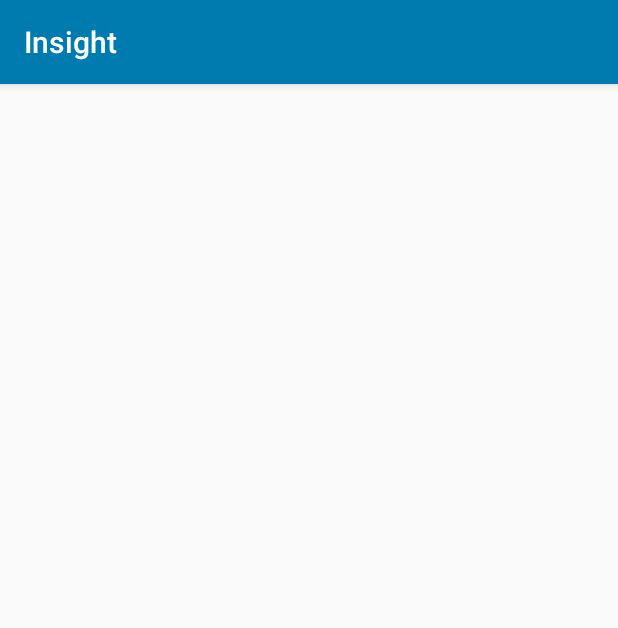
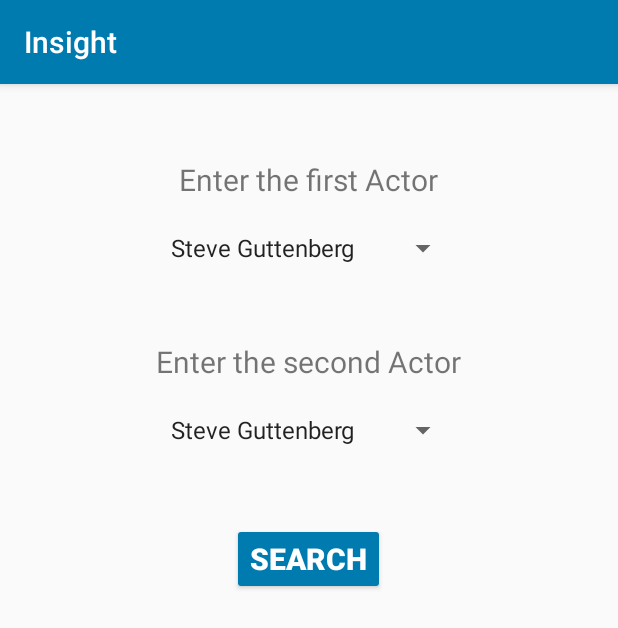
Before and after one commit to KehxStudios/Insight, an Android app: the BreadthFirstSearch screen opened directly, with no data from a screen before it, on a phone screen of 412 x 824 dp. Shown: the top 628 px of the screen. Run offline under Robolectric (Android 15) with nearby library versions, the phone set to English and light mode, and no system bars.

Commit message:
- Allowed SmartRockets to reset if all are finished moving - Fixed LoginActivity to cause a back loop to MainActivity - Added actors list to BreadthFirstSearchActivity - Made BinaryTreeActivity add nodes over time

```diff
--- a/app/src/main/java/com/kehxstudios/insight/breadthFirstSearch/BreadthFirstSearch.java
+++ b/app/src/main/java/com/kehxstudios/insight/breadthFirstSearch/BreadthFirstSearch.java
@@ -1,14 +1,21 @@
 package com.kehxstudios.insight.breadthFirstSearch;
 
+import android.content.Intent;
 import android.os.Bundle;
 import android.support.v7.app.AppCompatActivity;
+import android.view.View;
+import android.widget.ArrayAdapter;
+import android.widget.Button;
+import android.widget.Spinner;
 
 import com.kehxstudios.insight.R;
+import com.kehxstudios.insight.smartRockets.SmartRocketsActivity;
 
 import org.json.JSONArray;
 import org.json.JSONObject;
 
 import java.io.InputStream;
+import java.util.ArrayList;
 
 /**
  * Created by ReidC on 2017-06-12.
@@ -18,11 +25,17 @@ public class BreadthFirstSearch extends AppCompatActivity {
 
     private JSONArray jsonArray;
     private Graph graph;
+    private ArrayList<String> actors;
+
+    private Spinner actor1Spinner, actor2Spinner;
+    private Button searchButton;
 
     @Override
     protected void onCreate(Bundle savedInstanceState) {
         super.onCreate(savedInstanceState);
         setContentView(R.layout.activity_breadth_first_search);
+
+        actors = new ArrayList<>();
 
         loadJsonFile();
         graph = new Graph();
@@ -39,6 +52,7 @@ public class BreadthFirstSearch extends AppCompatActivity {
                     if (actor == null) {
                         actor = new Node(castArray.get(j).toString());
                         graph.addActor(actor);
+                        actors.add(actor.value);
                     }
                     actor.addEdge(movie);
                     movie.addEdge(actor);
@@ -48,10 +62,24 @@ public class BreadthFirstSearch extends AppCompatActivity {
             e.printStackTrace();
         }
 
-        graph.setStart(graph.getActor("Mickey Rourke"));
-        graph.setEnd(graph.getActor("Kevin Bacon"));
+        actor1Spinner = (Spinner) findViewById(R.id.actor1Spinner);
+        actor2Spinner = (Spinner) findViewById(R.id.actor2Spinner);
+        searchButton = (Button) findViewById(R.id.searchButton);
 
-        graph.search();
+        ArrayAdapter<String> adapter = new ArrayAdapter<String>(this,
+                android.R.layout.simple_spinner_item, actors);
+        actor1Spinner.setAdapter(adapter);
+        actor2Spinner.setAdapter(adapter);
+
+
+        searchButton.setOnClickListener(new View.OnClickListener() {
+            public void onClick(View v) {
+                graph.setStart(graph.getActor(actor1Spinner.getSelectedItem().toString()));
+                graph.setEnd(graph.getActor(actor2Spinner.getSelectedItem().toString()));
+
+                graph.search();
+            }
+        });
     }
 
     private void loadJsonFile() {
--- a/app/src/main/java/com/kehxstudios/insight/login/LoginActivity.java
+++ b/app/src/main/java/com/kehxstudios/insight/login/LoginActivity.java
@@ -58,14 +58,12 @@ public class LoginActivity extends AppCompatActivity {
 
         forgotButton.setOnClickListener(new View.OnClickListener() {
             public void onClick(View v) {
-                startActivity(new Intent(getApplicationContext(), IntroActivity.class));
                 finish();
             }
         });
 
         loginButton.setOnClickListener(new View.OnClickListener() {
             public void onClick(View v) {
-                startActivity(new Intent(getApplicationContext(), MainActivity.class));
                 finish();
             }
         });
--- a/app/src/main/java/com/kehxstudios/insight/tools/ViewPanel.java
+++ b/app/src/main/java/com/kehxstudios/insight/tools/ViewPanel.java
@@ -31,8 +31,8 @@ public class ViewPanel extends SurfaceView implements Runnable, SurfaceHolder.Ca
     }
 
     public void update(float delta) {
-        for (GameObject gameObject : gameObjects) {
-            gameObject.update(delta);
+        for (int i = 0; i < gameObjects.size(); i++) {
+            gameObjects.get(i).update(delta);
         }
     }
 
--- a/app/src/main/res/layout/activity_breadth_first_search.xml
+++ b/app/src/main/res/layout/activity_breadth_first_search.xml
@@ -3,7 +3,52 @@
     android:layout_width="match_parent"
     android:layout_height="match_parent">
 
+    <TextView
+        android:id="@+id/actor1Text"
+        android:layout_width="wrap_content"
+        android:layout_height="wrap_content"
+        android:textSize="20dp"
+        android:layout_centerHorizontal="true"
+        android:layout_marginTop="50dp"
+        android:text="Enter the first Actor" />
 
+    <Spinner
+        android:id="@+id/actor1Spinner"
+        android:layout_width="200dp"
+        android:layout_height="wrap_content"
+        android:layout_below="@+id/actor1Text"
+        android:layout_centerHorizontal="true"
+        android:layout_marginTop="20dp" />
 
+    <TextView
+        android:id="@+id/actor2Text"
+        android:layout_width="wrap_content"
+        android:layout_height="wrap_content"
+        android:textSize="20dp"
+        android:layout_centerHorizontal="true"
+        android:layout_below="@+id/actor1Spinner"
+        android:layout_marginTop="50dp"
+        android:text="Enter the second Actor" />
+
+    <Spinner
+        android:id="@+id/actor2Spinner"
+        android:layout_width="200dp"
+        android:layout_height="wrap_content"
+        android:layout_below="@+id/actor2Text"
+        android:layout_centerHorizontal="true"
+        android:layout_marginTop="20dp" />
+
+    <Button
+        android:id="@+id/searchButton"
+        android:layout_width="wrap_content"
+        android:layout_height="wrap_content"
+        android:layout_below="@+id/actor2Spinner"
+        android:layout_centerHorizontal="true"
+        android:layout_marginTop="50dp"
+        android:backgroundTint="@color/colorPrimary"
+        android:text="Search"
+        android:textColor="@android:color/background_light"
+        android:textSize="20dp"
+        android:textStyle="bold" />
 
 </RelativeLayout>
```
Also changed, not shown: app/src/main/java/com/kehxstudios/insight/binaryTree/BinaryTreeActivity.java (+0 -44 lines), app/src/main/java/com/kehxstudios/insight/binaryTree/Tree.java (+32 -1 lines), app/src/main/java/com/kehxstudios/insight/breadthFirstSearch/Graph.java (+8 -0 lines), app/src/main/java/com/kehxstudios/insight/smartRockets/Population.java (+25 -5 lines).
